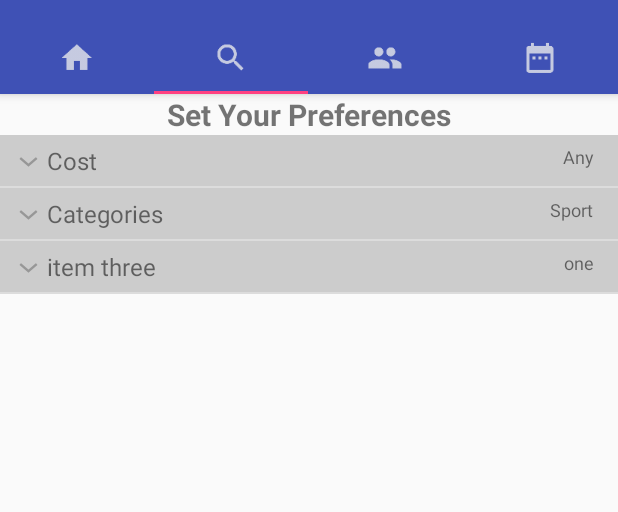
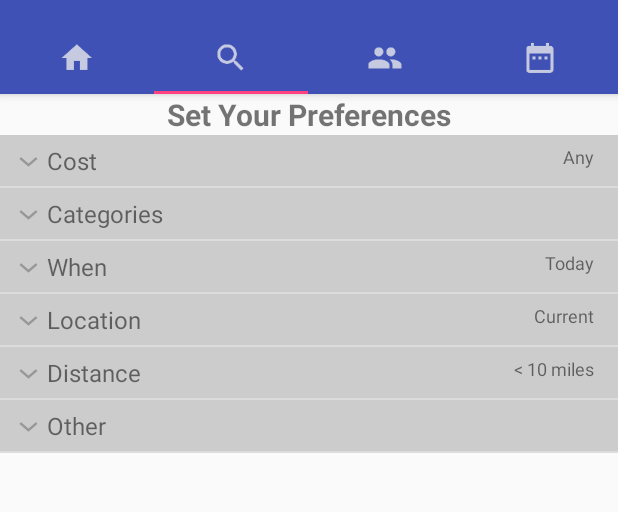
Before and after one commit to bradleyfowler123/gecko, an Android app: the screen it shows after launch (MainActivity), tab 2 chosen, on a phone screen of 412 x 824 dp, the part 62-574 px from its top. Run offline under Robolectric (Android 15) with nearby library versions, the phone set to English and light mode, and no system bars.

Commit message:
Working; small; - started adding multi-select to search terms

```diff
--- a/app/src/main/java/com/auton/bradley/myfe/Item.java
+++ b/app/src/main/java/com/auton/bradley/myfe/Item.java
@@ -12,10 +12,13 @@ class Item {
                             // parameter declarations
     String Option;                                                                                  // Contains the title of the list group
     String Selected;                                                                                // Used to recorded the current element selection
+    boolean MultiSelect;
+    ArrayList<String> mSelected=new ArrayList<>();
     ArrayList<String> elements=new ArrayList<>();                                                   // array containing all of the elements within a list group
                             // function used to declare an Item object with a list group title and default selection
-    Item(String option, String selected) {                                                          // Item(ListGroupTitle, defaultSelection)
+    Item(String option, String selected, boolean multiSelect) {                                                          // Item(ListGroupTitle, defaultSelection)
         this.Option=option;
         this.Selected=selected;
+        this.MultiSelect=multiSelect;
     }
 }
--- a/app/src/main/java/com/auton/bradley/myfe/SearchFragment.java
+++ b/app/src/main/java/com/auton/bradley/myfe/SearchFragment.java
@@ -37,6 +37,7 @@ public class SearchFragment extends Fragment {
             //    Toast.makeText(getContext(),item.get(groupPos).elements.get(childPos)+" Selected",Toast.LENGTH_SHORT).show();
                 item.get(groupPos).Selected = item.get(groupPos).elements.get(childPos);            // set the new selected item within the elv data
                 elv.collapseGroup(groupPos);                                                        // collapse the list view which causes the view to be regenerated and so new selected item will be shown
+                item.get(groupPos).mSelected.add(item.get(groupPos).elements.get(childPos));
                 return false;
             }
         });
@@ -46,7 +47,7 @@ public class SearchFragment extends Fragment {
 
                                     // function that generates the elv data
     private ArrayList<Item> getData() {                                                             // generates an array containing 3 Item class objects
-        Item i1=new Item("Cost","Any");                                                             // Define an Item object call i1
+        Item i1=new Item("Cost","Any",false);                                                             // Define an Item object call i1
         i1.elements.add("Free");                                                                    // child elements below
         i1.elements.add("Up to £20");
         i1.elements.add("Up to £50");
@@ -54,18 +55,39 @@ public class SearchFragment extends Fragment {
         i1.elements.add("Any");
         i1.elements.add("Custom");
 
-        Item i2=new Item("Categories","Sport");                                                     // Item.Option is set by the arg1 and Item.Selected is set by arg 2
+        Item i2=new Item("Categories","Sport",true);                                                     // Item.Option is set by the arg1 and Item.Selected is set by arg 2
         i2.elements.add("Sport");
-        i2.elements.add("ele 2.2");
+        i2.elements.add("Events");
+        i2.elements.add("Food / Drink");
+        i2.elements.add("Entertainment");
+        i2.elements.add("Arts & Craft");
 
-        Item i3=new Item("item three","one");                                                       // ie Item(ListGroupTitle, defaultSelection)
-        i3.elements.add("one");
-        i3.elements.add("ele 3.2");
+        Item i3=new Item("When","Today",false);                                                           // ie Item(ListGroupTitle, defaultSelection)
+        i3.elements.add("Today");
+        i3.elements.add("Tomorrow");
+        i3.elements.add("Select Day(s)");
+
+        Item i4=new Item("Location","Current",false);
+        i4.elements.add("Current");
+        i4.elements.add("Set Location");
+
+        Item i5=new Item("Distance","< 10 miles",false);
+        i5.elements.add("< 2 miles");
+        i5.elements.add("< 10 miles");
+        i5.elements.add("< 30 miles");
+        i5.elements.add("Set Distance");
+
+        Item i6=new Item("Other","Indoor",true);
+        i6.elements.add("Family Friendly");
+        i6.elements.add("Indoor");
 
         ArrayList<Item> allItems=new ArrayList<>();                                                 // append all Item objects into an ArrayList
         allItems.add(i1);
         allItems.add(i2);
         allItems.add(i3);
+        allItems.add(i4);
+        allItems.add(i5);
+        allItems.add(i6);
 
         return allItems;
     }
--- a/app/src/main/java/com/auton/bradley/myfe/searchAdapter.java
+++ b/app/src/main/java/com/auton/bradley/myfe/searchAdapter.java
@@ -7,6 +7,7 @@ package com.auton.bradley.myfe;
 
 import android.content.Context;
 import android.graphics.Color;
+import android.text.TextUtils;
 import android.view.LayoutInflater;
 import android.view.View;
 import android.view.ViewGroup;
@@ -70,7 +71,13 @@ class searchAdapter extends BaseExpandableListAdapter {
         TextView selectedTitle = (TextView) convertView.findViewById(R.id.search_option_list_item_text_element);
                                     // data extraction
         String option = i.Option;                                                                   // list group title
-        String selected = i.Selected;                                                               // list group's element selection
+        String selected;
+        if(i.MultiSelect) {
+            selected = TextUtils.join(", ",i.mSelected);
+        }
+        else {
+            selected = i.Selected;
+        }                                                                       // list group's element selection
                                     // update view
         optionTitle.setText(option);
         selectedTitle.setText(selected);
```
